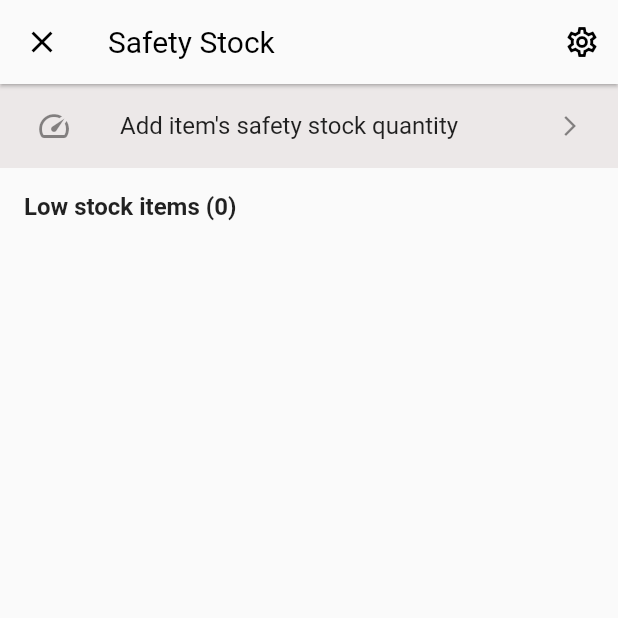
After one commit to gfrednand/inventory_keeper, a Flutter app: the LowStockReminderView screen opened by its route, on a phone screen of 412 x 824 dp, the top half of it. The commit adds this screen. Run offline on Flutter 3.47's test engine with Material 2 defaults, Android fonts, the phone set to English and light mode, and no system bars; our stand-ins replace cloud_firestore, firebase_core, get_it, grouped_list; accounts and stored records are empty.

Commit message:
new updates

```diff
--- a/lib/src/app.dart
+++ b/lib/src/app.dart
@@ -1,5 +1,5 @@
 import 'package:flutter/material.dart';
-import 'package:inventory_keeper/src/app_router.dart';
+import 'package:inventory_keeper/src/routes/app_router.dart';
 import 'package:inventory_keeper/src/homepage/layout_page.dart';
 import 'package:inventory_keeper/src/locator.dart';
 import 'package:inventory_keeper/src/services/navigation_service.dart';
--- a/lib/src/homepage/layout_page.dart
+++ b/lib/src/homepage/layout_page.dart
@@ -44,6 +44,7 @@ class _LayoutPageState extends State<LayoutPage> {
         }
       },
       child: Scaffold(
+        backgroundColor: Theme.of(context).canvasColor,
         body: pages[pageIndex],
         bottomNavigationBar: buildNavBar(context),
       ),
--- /dev/null
+++ b/lib/src/products/low_stock_reminder_view.dart
@@ -0,0 +1,136 @@
+import 'package:flutter/material.dart';
+import 'package:inventory_keeper/src/controllers/product_controller.dart';
+import 'package:inventory_keeper/src/models/product.dart';
+import 'package:inventory_keeper/src/product_type/product_types_selector.dart';
+
+import 'package:inventory_keeper/src/products/current_stock_quantity.dart';
+import 'package:inventory_keeper/src/products/product_details.dart';
+import 'package:inventory_keeper/src/products/product_item.dart';
+
+import 'package:provider/provider.dart';
+
+/// Displays a list of Products.
+class LowStockReminderView extends StatelessWidget {
+  ///
+  const LowStockReminderView({
+    Key? key,
+    this.products = const [],
+  }) : super(key: key);
+
+  /// Product list route
+  static const routeName = '/lowStockReminderView';
+
+  /// Products to be displayed
+  final List<Product> products;
+
+  @override
+  Widget build(BuildContext context) {
+    final controller = context.watch<ProductController>();
+    final products = context
+        .watch<List<Product>?>()
+        ?.where((p) => p.safetyStock > p.currentStock)
+        .toList();
+    return Scaffold(
+      appBar: AppBar(
+        elevation: 1,
+        backgroundColor: Theme.of(context).canvasColor,
+        titleTextStyle: const TextStyle(
+          color: Colors.black,
+          fontSize: 20,
+        ),
+        iconTheme: const IconThemeData(color: Colors.black),
+        leading: IconButton(
+          onPressed: () => Navigator.pop(context),
+          icon: const Icon(Icons.close),
+        ),
+        actions: [
+          IconButton(
+              onPressed: () {}, icon: const Icon(Icons.settings_outlined))
+        ],
+        title: const Text('Safety Stock'),
+      ),
+      body: Column(
+        crossAxisAlignment: CrossAxisAlignment.start,
+        children: [
+          Container(
+            color: const Color.fromARGB(255, 236, 232, 232),
+            padding: const EdgeInsets.symmetric(horizontal: 8),
+            child: const ListTile(
+              leading: Icon(Icons.speed_outlined),
+              title: Text("Add item's safety stock quantity"),
+              trailing: Icon(
+                Icons.arrow_forward_ios,
+                size: 16,
+              ),
+            ),
+          ),
+          Padding(
+            padding: const EdgeInsets.all(16),
+            child: Text(
+              'Low stock items (${products?.length ?? 0})',
+              style: const TextStyle(fontWeight: FontWeight.w600, fontSize: 16),
+            ),
+          ),
+          Builder(builder: (context) {
+            var data = products;
+            if (data == null) {
+              return const Center(
+                child: CircularProgressIndicator(),
+              );
+            }
+            if (controller.type != null) {
+              data = data
+                  .where((p) => p.type?.name == controller.type?.name)
+                  .toList();
+              if (data.isEmpty) {
+                return Center(
+                  child: Text(
+                    'Category *${controller.type!.name}*\n Has No Products',
+                    style: const TextStyle(fontSize: 16),
+                  ),
+                );
+              }
+            }
+            return ListView.builder(
+              shrinkWrap: true,
+              itemBuilder: (BuildContext context, int index) {
+                return ProductItem(
+                  item: data![index],
+                  trailing: Column(
+                    mainAxisSize: MainAxisSize.min,
+                    children: [
+                      CurrentStockQuantity(
+                        currentStock: data[index].safetyStock,
+                        withBackground: true,
+                        fontSize: 16,
+                      ),
+                      const SizedBox(
+                        height: 4,
+                      ),
+                      CurrentStockQuantity(
+                        currentStock: data[index].currentStock,
+                        fontSize: 16,
+                      ),
+                    ],
+                  ),
+                  onTap: () {
+                    // Navigate to the details page. If the user leaves and
+                    // returns to the app after it has been killed while running
+                    // in the background, the navigation stack is restored.
+
+                    controller.product = data![index];
+                    Navigator.pushNamed(
+                      context,
+                      ProductDetails.routeName,
+                    ).then((value) => controller.product = null);
+                  },
+                );
+              },
+              itemCount: data.length,
+            );
+          }),
+        ],
+      ),
+    );
+  }
+}
--- /dev/null
+++ b/lib/src/routes/app_router.dart
@@ -0,0 +1,96 @@
+import 'package:flutter/cupertino.dart';
+import 'package:flutter/material.dart';
+import 'package:inventory_keeper/src/homepage/layout_page.dart';
+import 'package:inventory_keeper/src/product_type/product_type_list_view.dart';
+import 'package:inventory_keeper/src/products/add_product.dart';
+import 'package:inventory_keeper/src/products/low_stock_reminder_view.dart';
+import 'package:inventory_keeper/src/products/product_details.dart';
+import 'package:inventory_keeper/src/products/product_list_view.dart';
+import 'package:inventory_keeper/src/routes/fade_route.dart';
+import 'package:inventory_keeper/src/routes/size_route.dart';
+import 'package:inventory_keeper/src/routes/slide_right_route.dart';
+import 'package:inventory_keeper/src/settings/settings_view.dart';
+import 'package:inventory_keeper/src/stock/stock_in_out_form.dart';
+import 'package:inventory_keeper/src/stock/stock_in_out_items.dart';
+import 'package:inventory_keeper/src/stock/stock_list_view.dart';
+import 'package:inventory_keeper/src/transaction/transaction_details_page.dart';
+
+///
+class AppRouter {
+  ///
+  ///
+  static Route<dynamic> generateRoute(RouteSettings routeSettings) {
+    switch (routeSettings.name) {
+      case SettingsView.routeName:
+        return FadeRoute(page: const SettingsView());
+      case StockListView.routeName:
+        return FadeRoute(page: const StockListView());
+      case ProductTypeListView.routeName:
+        return FadeRoute(page: const ProductTypeListView());
+      case AddProduct.routeName:
+        return CupertinoPageRoute<void>(
+          settings: routeSettings,
+          builder: (BuildContext context) {
+            return const AddProduct();
+          },
+        );
+      case ProductDetails.routeName:
+        return CupertinoPageRoute<void>(
+          settings: routeSettings,
+          builder: (BuildContext context) {
+            return const ProductDetails();
+          },
+        );
+      case LayoutPage.routeName:
+        return FadeRoute(page: const LayoutPage());
+      case TransactionDetailsPage.routeName:
+        return FadeRoute(page: const TransactionDetailsPage());
+      case LowStockReminderView.routeName:
+        return FadeRoute(page: const LowStockReminderView());
+      case ProductListView.routeName:
+        return FadeRoute(page: const ProductListView());
+      case StockInOutForm.routeName:
+        if (routeSettings.arguments != null) {
+          final data = routeSettings.arguments! as Map<String, bool>;
+          return FadeRoute(
+            page: StockInOutForm(
+              isStockIn: data['isStockIn']!,
+            ),
+          );
+        }
+        return FadeRoute(page: const NothingFoundPage());
+      case StockInOutItems.routeName:
+        if (routeSettings.arguments != null) {
+          final data = routeSettings.arguments! as Map<String, bool>;
+          return FadeRoute(
+            page: StockInOutItems(
+              isStockIn: data['isStockIn']!,
+            ),
+          );
+        }
+        return FadeRoute(page: const NothingFoundPage());
+      default:
+        return FadeRoute(page: const NothingFoundPage());
+    }
+  }
+}
+
+///
+class NothingFoundPage extends StatelessWidget {
+  ///
+  const NothingFoundPage({
+    Key? key,
+  }) : super(key: key);
+
+  @override
+  Widget build(BuildContext context) {
+    return Scaffold(
+      appBar: AppBar(
+        title: const Text('Ooops'),
+      ),
+      body: const Center(
+        child: Text('Nothing here, GO BACK'),
+      ),
+    );
+  }
+}
--- /dev/null
+++ b/lib/src/routes/fade_route.dart
@@ -0,0 +1,28 @@
+import 'package:flutter/material.dart';
+
+///
+class FadeRoute extends PageRouteBuilder<void> {
+  ///
+  FadeRoute({required this.page})
+      : super(
+          pageBuilder: (
+            BuildContext context,
+            Animation<double> animation,
+            Animation<double> secondaryAnimation,
+          ) =>
+              page,
+          transitionsBuilder: (
+            BuildContext context,
+            Animation<double> animation,
+            Animation<double> secondaryAnimation,
+            Widget child,
+          ) =>
+              FadeTransition(
+            opacity: animation,
+            child: child,
+          ),
+        );
+
+  ///
+  final Widget page;
+}
```
Also changed, not shown: lib/src/app_router.dart (deleted, +0 -79 lines), lib/src/homepage/home_page.dart (+9 -4 lines), lib/src/products/current_stock_quantity.dart (+11 -2 lines), lib/src/routes/enter_exit_route.dart (added, +46 -0 lines), lib/src/routes/scale_route.dart (added, +36 -0 lines), lib/src/routes/size_route.dart (added, +30 -0 lines), lib/src/routes/slide_right_route.dart (added, +31 -0 lines).
